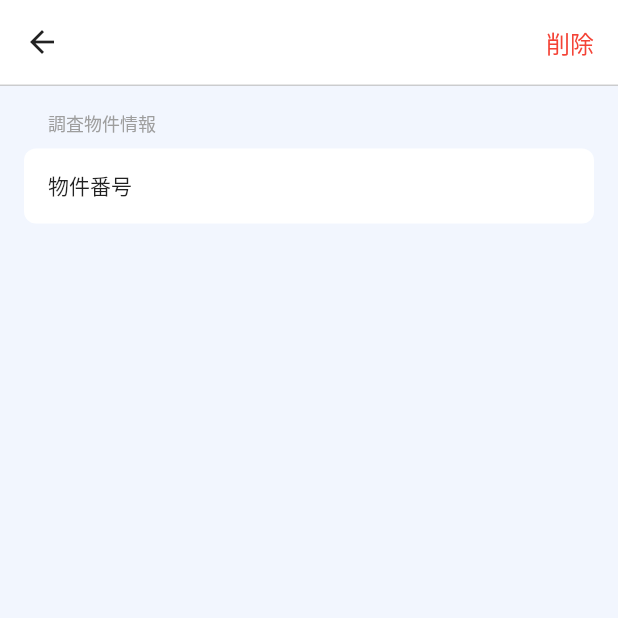
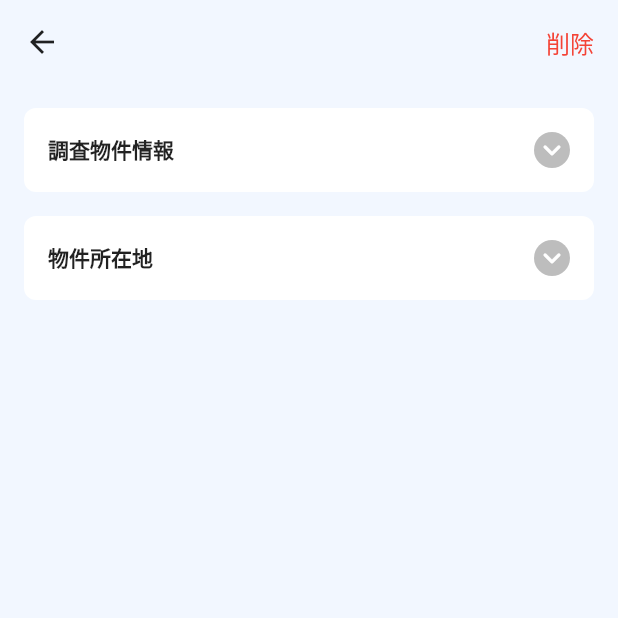
Before and after one commit to son/inspection_app, a Flutter app: the screen it shows after launch, after a tap on "新しく作成する", on a phone screen of 412 x 824 dp, the top half of it. Run offline on Flutter 3.47's test engine with Material 2 defaults, Android fonts, the phone set to English and light mode, and no system bars; our stand-ins replace flutter_hooks, freezed_annotation, google_fonts, hooks_riverpod.

Commit message:
詳細画面のUI

```diff
--- a/lib/text_styles.dart
+++ b/lib/text_styles.dart
@@ -7,6 +7,11 @@ class TextStyles {
   static final _default = GoogleFonts.notoSansJp(
     color: Colors.black87,
     textStyle: const TextStyle(overflow: TextOverflow.ellipsis),
+  );
+
+  static final n10 = _default.copyWith(
+    fontWeight: FontWeight.normal,
+    fontSize: 10,
   );
 
   static final n12 = _default.copyWith(
@@ -29,6 +34,11 @@ class TextStyles {
     fontSize: 12,
   );
 
+  static final b14 = _default.copyWith(
+    fontWeight: FontWeight.bold,
+    fontSize: 14,
+  );
+
   static final b16 = _default.copyWith(
     fontWeight: FontWeight.bold,
     fontSize: 16,
--- a/lib/ui/components/primary_app_bar.dart
+++ b/lib/ui/components/primary_app_bar.dart
@@ -1,4 +1,5 @@
 import 'package:flutter/material.dart';
+import 'package:flutter/services.dart';
 import 'package:inspection_app/text_styles.dart';
 
 class PrimaryAppBar extends StatelessWidget implements PreferredSizeWidget {
@@ -11,32 +12,24 @@ class PrimaryAppBar extends StatelessWidget implements PreferredSizeWidget {
   final String title;
   final List<Widget> actions;
 
-  static const _borderHeight = 1.0;
-
   @override
-  Size get preferredSize => const Size.fromHeight(
-        kToolbarHeight + _borderHeight,
-      );
+  Size get preferredSize => const Size.fromHeight(kToolbarHeight);
 
   @override
   Widget build(BuildContext context) {
     return AppBar(
       elevation: 0,
-      backgroundColor: Colors.white,
+      systemOverlayStyle: const SystemUiOverlayStyle(
+        statusBarBrightness: Brightness.light, // for iOS
+        statusBarIconBrightness: Brightness.light, // for Android
+      ),
+      backgroundColor: Colors.transparent,
       foregroundColor: Colors.black87,
       title: Text(
         title,
         style: TextStyles.b16,
       ),
       actions: actions,
-      bottom: PreferredSize(
-        preferredSize: const Size.fromHeight(0.5),
-        child: Container(
-          height: 0.5,
-          width: double.infinity,
-          color: Colors.grey,
-        ),
-      ),
     );
   }
 }
--- a/lib/ui/pages/inspection/children/primary_text_field.dart
+++ b/lib/ui/pages/inspection/children/primary_text_field.dart
@@ -0,0 +1,44 @@
+import 'package:flutter/material.dart';
+import 'package:inspection_app/text_styles.dart';
+
+class PrimaryTextField extends StatelessWidget {
+  const PrimaryTextField({
+    super.key,
+    required this.onChange,
+    this.hintText = '',
+  });
+
+  final Function(String) onChange;
+  final String hintText;
+
+  @override
+  Widget build(BuildContext context) {
+    const border = OutlineInputBorder(
+      borderSide: BorderSide(color: Colors.white),
+    );
+
+    return TextField(
+      style: const TextStyle(
+        fontSize: 14,
+      ),
+      maxLines: 1,
+      minLines: 1,
+      onChanged: onChange,
+      cursorColor: Colors.blueAccent,
+      textAlign: TextAlign.end,
+      decoration: InputDecoration(
+        hintText: hintText,
+        hintStyle: TextStyles.n12.copyWith(color: Colors.grey),
+        enabledBorder: border,
+        focusedBorder: border,
+        disabledBorder: border,
+        border: border,
+        contentPadding: const EdgeInsets.symmetric(vertical: 16),
+        focusColor: Colors.white,
+        hoverColor: Colors.white,
+        fillColor: Colors.white,
+        filled: true,
+      ),
+    );
+  }
+}
--- a/lib/ui/pages/inspection/children/section.dart
+++ b/lib/ui/pages/inspection/children/section.dart
@@ -1,43 +1,87 @@
 import 'package:flutter/material.dart';
+import 'package:flutter_hooks/flutter_hooks.dart';
+import 'package:hooks_riverpod/hooks_riverpod.dart';
 import 'package:inspection_app/list.dart';
 import 'package:inspection_app/text_styles.dart';
 
-class Section extends StatelessWidget {
-  const Section({super.key, required this.title, required this.children});
+class Section extends HookConsumerWidget {
+  const Section({
+    super.key,
+    required this.title,
+    this.caption,
+    required this.children,
+  });
+
   final String title;
+  final String? caption;
   final List<Widget> children;
 
   @override
-  Widget build(BuildContext context) {
-    return Column(
-      crossAxisAlignment: CrossAxisAlignment.start,
-      children: [
-        Padding(
-          padding: const EdgeInsets.only(left: 16),
-          child: Text(
-            title,
-            style: TextStyles.n12.copyWith(color: Colors.grey),
+  Widget build(BuildContext context, WidgetRef ref) {
+    final expanded = useState(false);
+
+    return GestureDetector(
+      onTap: () {
+        expanded.value = !expanded.value;
+      },
+      child: Container(
+        padding: EdgeInsets.only(
+          left: 16,
+          top: 16,
+          right: 16,
+          bottom: expanded.value ? 0 : 16,
         ),
-        ),
-        const SizedBox(height: 8),
-        Container(
-          padding: const EdgeInsets.only(left: 16),
         decoration: BoxDecoration(
           borderRadius: BorderRadius.circular(8),
           color: Colors.white,
         ),
         width: double.infinity,
         child: Column(
-            children: children.interleave(
+          children: [
+            Row(
+              children: [
+                Column(
+                  crossAxisAlignment: CrossAxisAlignment.start,
+                  children: [
+                    Text(
+                      title,
+                      style: TextStyles.b14,
+                    ),
+                    // if (!expanded.value)
+                    //   Text(
+                    //     caption,
+                    //     style: TextStyles.n10.copyWith(color: Colors.grey),
+                    //   ),
+                  ],
+                ),
+                const Spacer(),
                 Container(
-                height: 0.5,
+                  decoration: const ShapeDecoration(
+                    shape: StadiumBorder(),
+                    color: Colors.black26,
+                  ),
+                  child: Icon(
+                    expanded.value
+                        ? Icons.keyboard_arrow_up_rounded
+                        : Icons.keyboard_arrow_down_rounded,
+                    color: Colors.white,
+                  ),
+                ),
+              ],
+            ),
+            if (expanded.value) ...[
+              const SizedBox(height: 16),
+              ...children.interleave(
+                Container(
+                  height: 0.3,
                   width: double.infinity,
                   color: Colors.grey,
                 ),
               ),
+            ],
+          ],
         ),
       ),
-      ],
     );
   }
 }
--- a/lib/ui/pages/inspection/children/section_item.dart
+++ b/lib/ui/pages/inspection/children/section_item.dart
@@ -3,6 +3,7 @@ import 'package:inspection_app/text_styles.dart';
 
 class SectionItem extends StatelessWidget {
   const SectionItem({super.key, required this.title, required this.child});
+
   final String title;
   final Widget child;
 
@@ -14,9 +15,8 @@ class SectionItem extends StatelessWidget {
           title,
           style: TextStyles.n14,
         ),
-        const Spacer(),
-        child,
         const SizedBox(width: 16),
+        Expanded(child: child),
       ],
     );
   }
--- a/lib/ui/pages/inspection/inspection_page.dart
+++ b/lib/ui/pages/inspection/inspection_page.dart
@@ -3,6 +3,7 @@ import 'package:flutter/material.dart';
 import 'package:hooks_riverpod/hooks_riverpod.dart';
 import 'package:inspection_app/text_styles.dart';
 import 'package:inspection_app/ui/components/primary_app_bar.dart';
+import 'package:inspection_app/ui/pages/inspection/children/primary_text_field.dart';
 import 'package:inspection_app/ui/pages/inspection/children/section.dart';
 import 'package:inspection_app/ui/pages/inspection/children/section_item.dart';
 
@@ -16,7 +17,8 @@ class InspectionPage extends HookConsumerWidget {
   @override
   Widget build(BuildContext context, WidgetRef ref) {
     return Scaffold(
-      backgroundColor: const Color(0xF2F2F7FF),
+      extendBodyBehindAppBar: true,
+      backgroundColor: const Color(0xFFF2F7FF),
       appBar: PrimaryAppBar(
         title: '',
         actions: [
@@ -30,7 +32,12 @@ class InspectionPage extends HookConsumerWidget {
         ],
       ),
       body: SingleChildScrollView(
-        padding: const EdgeInsets.all(16),
+        padding: EdgeInsets.only(
+          top: MediaQuery.paddingOf(context).top + kToolbarHeight + 16,
+          left: 16,
+          right: 16,
+          bottom: 16,
+        ),
         child: Column(
           children: [
             Section(
@@ -38,10 +45,105 @@ class InspectionPage extends HookConsumerWidget {
               children: [
                 SectionItem(
                   title: '物件番号',
-                  child: SizedBox(height: 50),
+                  child: PrimaryTextField(
+                    hintText: '入力すると報告書の全ページ左上に表示されます',
+                    onChange: (text) {},
+                  ),
+                ),
+                SectionItem(
+                  title: '建物名称',
+                  child: Row(
+                    children: [
+                      Expanded(
+                        child: PrimaryTextField(
+                          hintText: '建物名称',
+                          onChange: (text) {},
+                        ),
+                      ),
+                      const SizedBox(width: 8),
+                      Text(
+                        '様邸',
+                        style: TextStyles.n14,
+                      ),
+                    ],
+                  ),
+                ),
+                SectionItem(
+                  title: '調査依頼主',
+                  child: PrimaryTextField(
+                    hintText: '会社名・担当者名',
+                    onChange: (text) {},
+                  ),
+                ),
+                SectionItem(
+                  title: '調査立合者',
+                  child: PrimaryTextField(
+                    hintText: '会社名・担当者名',
+                    onChange: (text) {},
+                  ),
                 ),
               ],
             ),
+            const SizedBox(height: 16),
+            Section(
+              title: '物件所在地',
+              children: [
+                SectionItem(
+                  title: '住所標記方法',
+                  child: PrimaryTextField(
+                    hintText: '',
+                    onChange: (text) {},
+                  ),
+                ),
+                SectionItem(
+                  title: '郵便番号',
+                  child: PrimaryTextField(
+                    hintText: 'xxx-xxxx',
+                    onChange: (text) {},
+                  ),
+                ),
+                SectionItem(
+                  title: '都道府県',
+                  child: PrimaryTextField(
+                    hintText: 'xx県',
+                    onChange: (text) {},
+                  ),
+                ),
+                SectionItem(
+                  title: '市区町村・番地',
+                  child: PrimaryTextField(
+                    hintText: '市区町村　番地',
+                    onChange: (text) {},
+                  ),
+                ),
+                SectionItem(
+                  title: '建物名',
+                  child: PrimaryTextField(
+                    hintText: 'マンションなどの名称',
+                    onChange: (text) {},
+                  ),
+                ),
+                SectionItem(
+                  title: '部屋番号',
+                  child: Row(
+                    children: [
+                      Expanded(
+                        child: PrimaryTextField(
+                          hintText: '',
+                          onChange: (text) {},
+                        ),
+                      ),
+                      const SizedBox(width: 8),
+                      Text(
+                        '号室',
+                        style: TextStyles.n14,
+                      ),
+                    ],
+                  ),
+                ),
+              ],
+            ),
+            const SizedBox(height: 1000),
           ],
         ),
       ),
--- a/lib/ui/pages/inspection_list/children/inspection_list_item.dart
+++ b/lib/ui/pages/inspection_list/children/inspection_list_item.dart
@@ -3,12 +3,14 @@ import 'package:hooks_riverpod/hooks_riverpod.dart';
 import 'package:inspection_app/text_styles.dart';
 
 class InspectionListItem extends HookConsumerWidget {
-  const InspectionListItem({super.key});
+  const InspectionListItem({super.key, required this.onTap});
+
+  final Function() onTap;
 
   @override
   Widget build(BuildContext context, WidgetRef ref) {
     return GestureDetector(
-      onTap: () {},
+      onTap: onTap,
       child: Container(
         color: Colors.white,
         padding: const EdgeInsets.all(12),
--- a/lib/ui/pages/inspection_list/inspection_list_page.dart
+++ b/lib/ui/pages/inspection_list/inspection_list_page.dart
@@ -1,4 +1,3 @@
-import 'package:flutter/cupertino.dart';
 import 'package:flutter/material.dart';
 import 'package:hooks_riverpod/hooks_riverpod.dart';
 import 'package:inspection_app/ui/components/primary_app_bar.dart';
@@ -13,12 +12,14 @@ class InspectionListPage extends HookConsumerWidget {
   @override
   Widget build(BuildContext context, WidgetRef ref) {
     return Scaffold(
+      extendBodyBehindAppBar: true,
       appBar: const PrimaryAppBar(title: ''),
       body: ListView.separated(
         itemCount: 10,
         itemBuilder: (context, index) {
           return InspectionListItem(
             key: ValueKey(index),
+            onTap: () => Navigator.of(context).push(InspectionPage.route()),
           );
         },
         separatorBuilder: (context, index) {
```
Also changed, not shown: 1 other file. Lines whose indentation alone changed are shown as unchanged.
